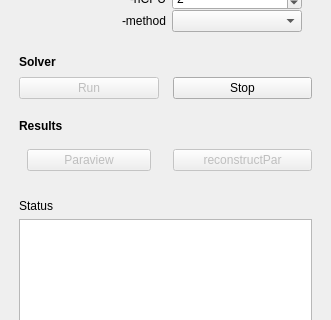
Qt form dexcsTaskPanelCfdSolverControl.ui (dexcs-of/workbentch) before a commit; both pictures show x 0 to 331 and y 125 to 445 of the 331 by 589 pixel window.
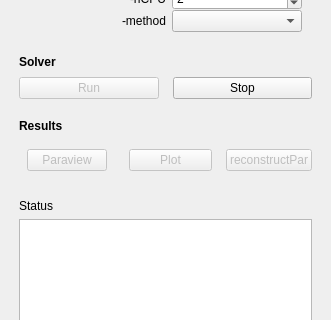
The same form after that commit.

Commit message: ソルバー実行中にプロットツールを起動できるように（Task画面にボタン追加）したのと、プロットツールの「新規」を押した時のバグFix

Patch:
```diff
--- a/dexcsTaskPanelCfdSolverControl.ui
+++ b/dexcsTaskPanelCfdSolverControl.ui
@@ -190,7 +190,7 @@
        </property>
       </widget>
      </item>
-     <item row="2" column="1">
+     <item row="2" column="2">
       <widget class="QPushButton" name="pb_reconstruct">
        <property name="enabled">
         <bool>false</bool>
@@ -200,6 +200,16 @@
        </property>
       </widget>
      </item>
+     <item row="2" column="1">
+      <widget class="QPushButton" name="pb_plot">
+       <property name="enabled">
+        <bool>false</bool>
+       </property>
+       <property name="text">
+        <string>Plot</string>
+       </property>
+      </widget>
+     </item>
     </layout>
    </item>
    <item row="4" column="0" colspan="2">
```
Left out of the diff: 20 changed lines with no effect on the pictures. The commit also changes 2 other files.
